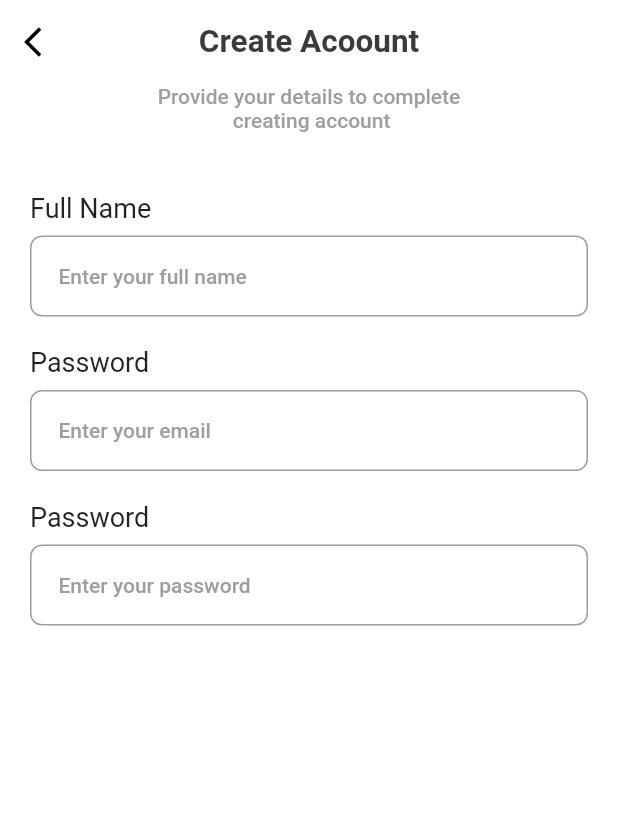
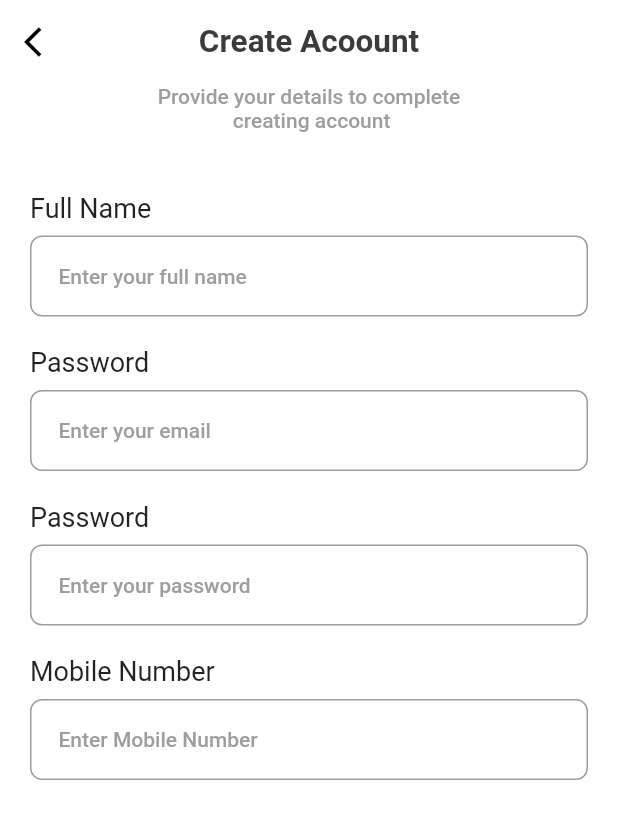
Before and after one commit to HumbleGh/eatsy, a Flutter app: the SignUpScreen screen opened directly, on a phone screen of 412 x 824 dp. Shown: the top 819 px of the screen. Run offline on Flutter 3.47's test engine with Material 2 defaults, Android fonts, the phone set to English and light mode, and no system bars; our stand-ins replace gap, get.

Commit message:
minor updates

```diff
--- a/lib/pages/sign_up_screen.dart
+++ b/lib/pages/sign_up_screen.dart
@@ -51,6 +51,10 @@ class _SignUpScreenState extends State<SignUpScreen> {
           const CustomTextField(label: 'Password', hint: 'Enter your email'),
           Gap(AppLayout.getHeight(20)),
           const CustomTextField(label: 'Password', hint: 'Enter your password'),
+          Gap(AppLayout.getHeight(20)),
+          const CustomTextField(
+              label: 'Mobile Number', hint: 'Enter Mobile Number'),
+          Gap(AppLayout.getHeight(40))
         ],
       ),
     );
```
Also changed, not shown: lib/widgets/button_text.dart (added, +21 -0 lines).
